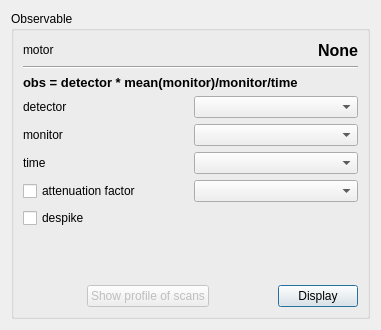
The window that iintgui/ui/iintobservable.ui (syncope/iint-gui) describes before a commit, drawn with Qt 5.
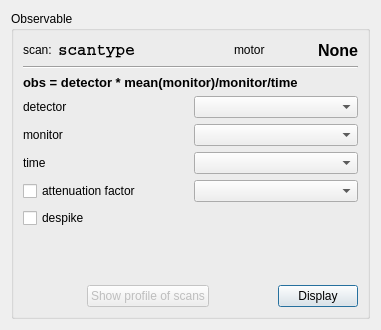
The same window after the commit.

Commit message: + added new element to GUI: scantype display in observable part ++ filled with correct value when reading file

The edit to the form file:
```diff
--- a/iintgui/ui/iintobservable.ui
+++ b/iintgui/ui/iintobservable.ui
@@ -24,6 +24,54 @@
        <layout class="QVBoxLayout" name="verticalLayout">
         <item>
          <layout class="QHBoxLayout" name="horizontalLayout_16">
+          <item>
+           <widget class="QLabel" name="label_2">
+            <property name="text">
+             <string>scan:</string>
+            </property>
+           </widget>
+          </item>
+          <item>
+           <widget class="QLabel" name="scantype">
+            <property name="font">
+             <font>
+              <family>Courier</family>
+              <pointsize>12</pointsize>
+              <weight>75</weight>
+              <bold>true</bold>
+             </font>
+            </property>
+            <property name="text">
+             <string>scantype</string>
+            </property>
+           </widget>
+          </item>
+          <item>
+           <spacer name="horizontalSpacer_3">
+            <property name="orientation">
+             <enum>Qt::Horizontal</enum>
+            </property>
+            <property name="sizeHint" stdset="0">
+             <size>
+              <width>40</width>
+              <height>20</height>
+             </size>
+            </property>
+           </spacer>
+          </item>
+          <item>
+           <spacer name="horizontalSpacer_2">
+            <property name="orientation">
+             <enum>Qt::Horizontal</enum>
+            </property>
+            <property name="sizeHint" stdset="0">
+             <size>
+              <width>40</width>
+              <height>20</height>
+             </size>
+            </property>
+           </spacer>
+          </item>
           <item>
            <widget class="QLabel" name="label_17">
             <property name="text">
```
The commit also changes 1 other file.
